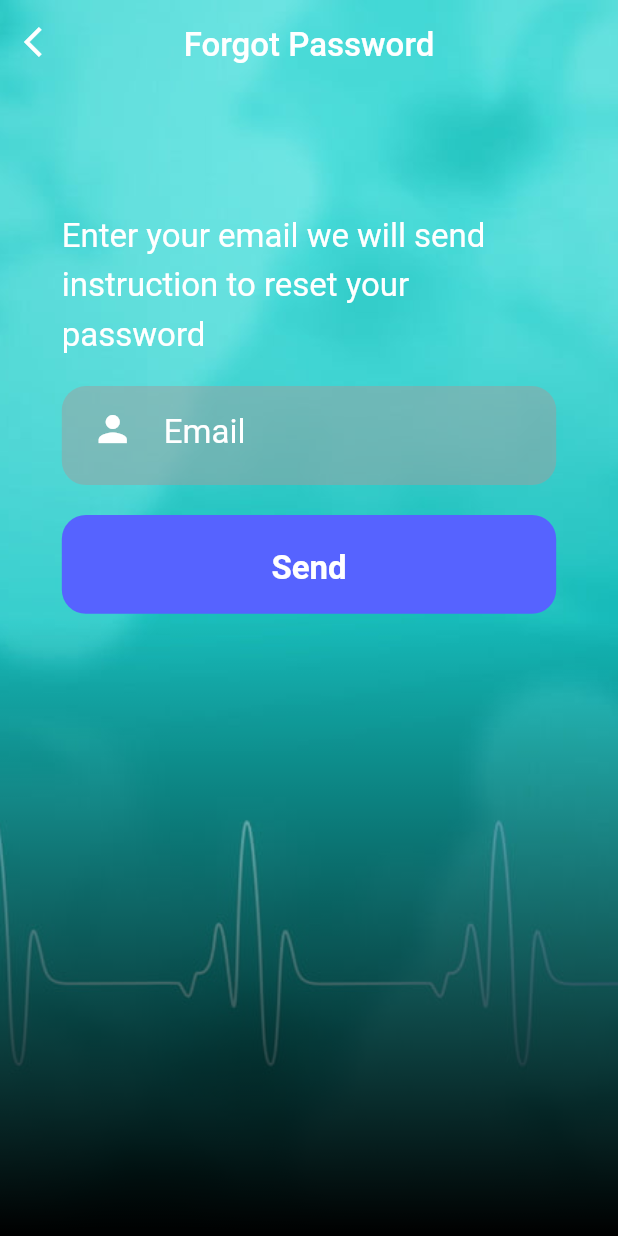
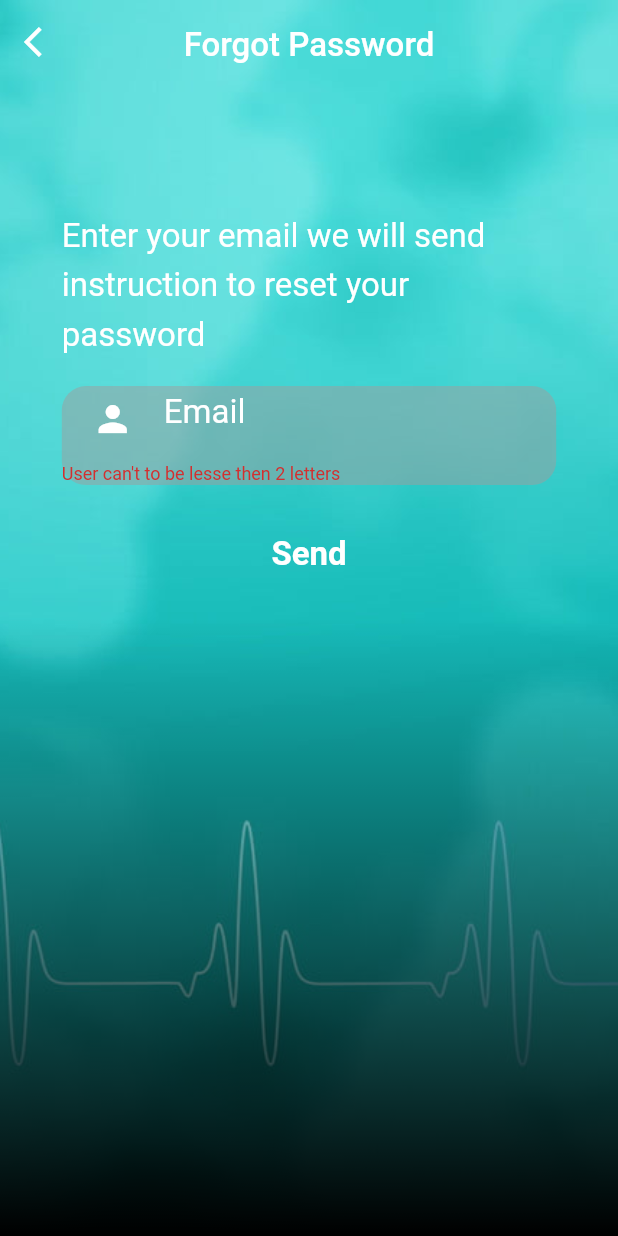
Before and after one commit to aithmaimer/healthyApp, a Flutter app: the ForgotPassword screen opened by its route, after a tap on "Send", on a phone screen of 412 x 824 dp. Run offline on Flutter 3.47's test engine with Material 2 defaults, Android fonts, the phone set to English and light mode, and no system bars; our stand-ins replace firebase_auth, firebase_core, font_awesome_flutter, rflutter_alert; accounts and stored records are empty.

Commit message:
forget pass done

```diff
--- a/lib/authentification/forget-passeworld.dart
+++ b/lib/authentification/forget-passeworld.dart
@@ -1,12 +1,28 @@
+import 'package:firebase_auth/firebase_auth.dart';
 import 'package:flutter/material.dart';
 import 'package:flutter/services.dart';
 import 'package:healthy_app/pallete.dart';
 import 'package:healthy_app/widgets/widgets.dart';
+import 'package:rflutter_alert/rflutter_alert.dart';
 
 class ForgotPassword extends StatelessWidget {
+  String _email;
+  final auth = FirebaseAuth.instance;
+
+  GlobalKey<FormState> formstate = new GlobalKey<FormState>();
+
   @override
   Widget build(BuildContext context) {
     Size size = MediaQuery.of(context).size;
+    resetEmail() async {
+      var formdata = formstate.currentState;
+      if (formdata.validate()) {
+        formdata.save();
+        auth.sendPasswordResetEmail(email: _email);
+        Navigator.of(context).pushNamed("/");
+      }
+    }
+
     return Stack(
       children: [
         BackgroundImage(image: 'images/login2.jpg'),
@@ -32,7 +48,9 @@ class ForgotPassword extends StatelessWidget {
           ),
           body: Column(
             children: [
-              Center(
+              Form(
+                key: formstate,
+                child: Center(
                   child: Column(
                     children: [
                       SizedBox(
@@ -56,6 +74,16 @@ class ForgotPassword extends StatelessWidget {
                           borderRadius: BorderRadius.circular(16),
                         ),
                         child: TextFormField(
+                          validator: (val) {
+                            if (val.length > 100)
+                              return "User can't to be larger then 100 letters ";
+                            else if (val.length < 2)
+                              return "User can't to be lesse then 2 letters ";
+                            return null;
+                          },
+                          onSaved: (String val) {
+                            _email = val;
+                          },
                           decoration: InputDecoration(
                             border: InputBorder.none,
                             prefixIcon: Padding(
@@ -72,14 +100,24 @@ class ForgotPassword extends StatelessWidget {
                           ),
                           style: kBodyText,
                           keyboardType: TextInputType.emailAddress,
-                        textInputAction: TextInputAction.next,
+                          textInputAction: TextInputAction.done,
                         ),
                       ),
                       SizedBox(
                         height: 20,
                       ),
-                    RoundedButton(buttonName: 'Send')
+                      FlatButton(
+                        child: Text(
+                          "Send",
+                          style:
+                              kBodyText.copyWith(fontWeight: FontWeight.bold),
+                        ),
+                        onPressed: () async {
+                          await resetEmail();
+                        },
+                      ),
                     ],
+                  ),
                 ),
               )
             ],
--- a/lib/authentification/singup.dart
+++ b/lib/authentification/singup.dart
@@ -282,7 +282,7 @@ class CreateNewAccount extends StatelessWidget {
                                 borderRadius: BorderRadius.circular(16),
                                 color: kBlue,
                               ),
-                              child: RaisedButton(
+                              child: FlatButton(
                                 onPressed: () async {
                                   UserCredential response = await signUp();
                                   print("===================");
```
Lines whose indentation alone changed are shown as unchanged.
